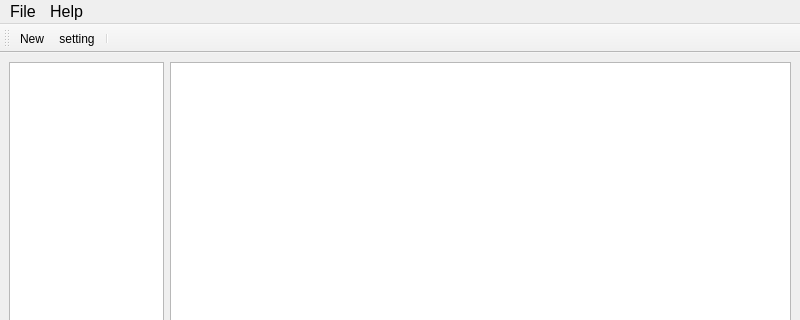
Before: the Qt Designer form mainwindow.ui in rayylee/q-qemu, drawn with Qt 5; both pictures show x 0 to 800 and y 0 to 320 of the 800 by 600 pixel window.
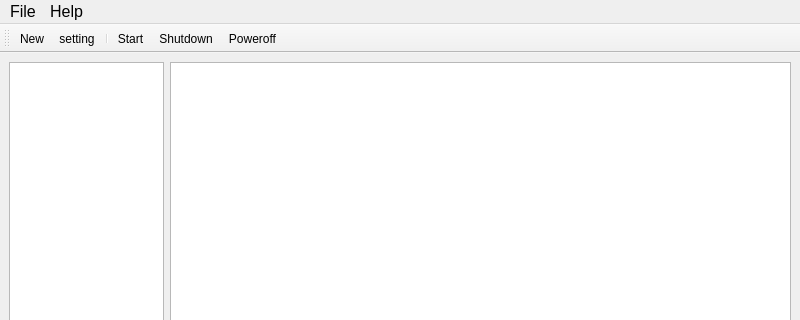
After: the same form once the commit is applied. Icons and pictures are not drawn.

```diff
--- a/mainwindow.ui
+++ b/mainwindow.ui
@@ -39,7 +39,7 @@
      <x>0</x>
      <y>0</y>
      <width>800</width>
-     <height>21</height>
+     <height>26</height>
     </rect>
    </property>
    <property name="font">
@@ -94,8 +94,11 @@
     <bool>false</bool>
    </attribute>
    <addaction name="actionNew2"/>
-   <addaction name="actionSetting2"/>
+   <addaction name="actionVMSetting"/>
    <addaction name="separator"/>
+   <addaction name="actionStart"/>
+   <addaction name="actionShutdown"/>
+   <addaction name="actionPoweroff"/>
   </widget>
   <action name="actionNew1">
    <property name="icon">
@@ -151,10 +154,10 @@
     <string>New</string>
    </property>
   </action>
-  <action name="actionSetting2">
+  <action name="actionVMSetting">
    <property name="icon">
     <iconset resource="resourse.qrc">
-     <normaloff>:/Resources/configure.svg</normaloff>:/Resources/configure.svg</iconset>
+     <normaloff>:/Resources/vm_configure.svg</normaloff>:/Resources/vm_configure.svg</iconset>
    </property>
    <property name="text">
     <string>setting</string>
@@ -169,6 +172,33 @@
     <string>Export</string>
    </property>
   </action>
+  <action name="actionStart">
+   <property name="icon">
+    <iconset resource="resourse.qrc">
+     <normaloff>:/Resources/start.svg</normaloff>:/Resources/start.svg</iconset>
+   </property>
+   <property name="text">
+    <string>Start</string>
+   </property>
+  </action>
+  <action name="actionShutdown">
+   <property name="icon">
+    <iconset resource="resourse.qrc">
+     <normaloff>:/Resources/stop.svg</normaloff>:/Resources/stop.svg</iconset>
+   </property>
+   <property name="text">
+    <string>Shutdown</string>
+   </property>
+  </action>
+  <action name="actionPoweroff">
+   <property name="icon">
+    <iconset resource="resourse.qrc">
+     <normaloff>:/Resources/poweroff.svg</normaloff>:/Resources/poweroff.svg</iconset>
+   </property>
+   <property name="text">
+    <string>Poweroff</string>
+   </property>
+  </action>
  </widget>
  <resources>
   <include location="resourse.qrc"/>
```
